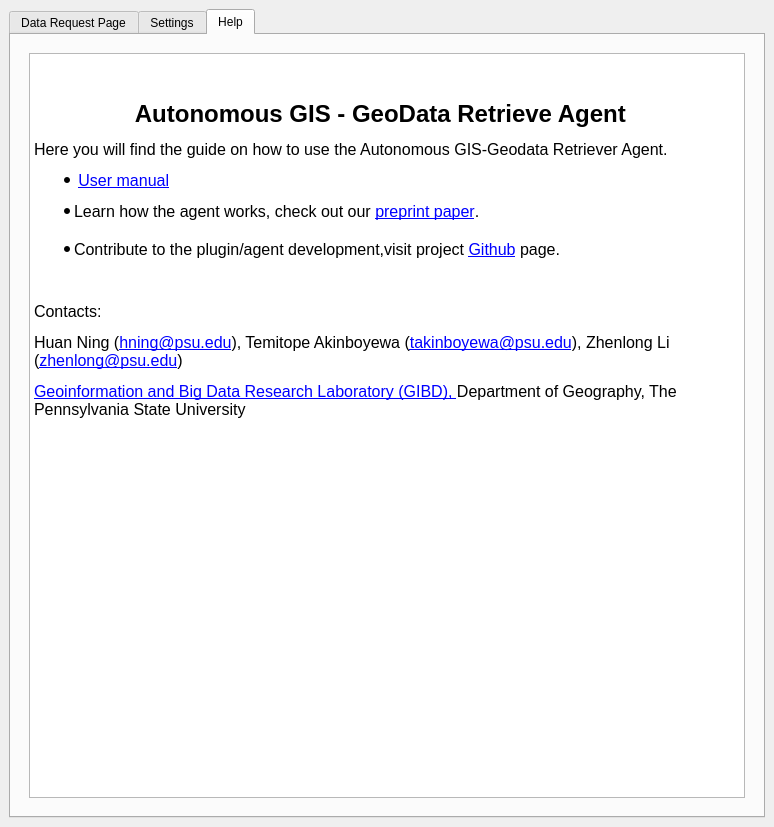
Above: AGGRA_dockwidget_base.ui from Teakinboyewa/AutonomousGIS_GeodataRetrieverAgent before the change. Below: the same form after it.
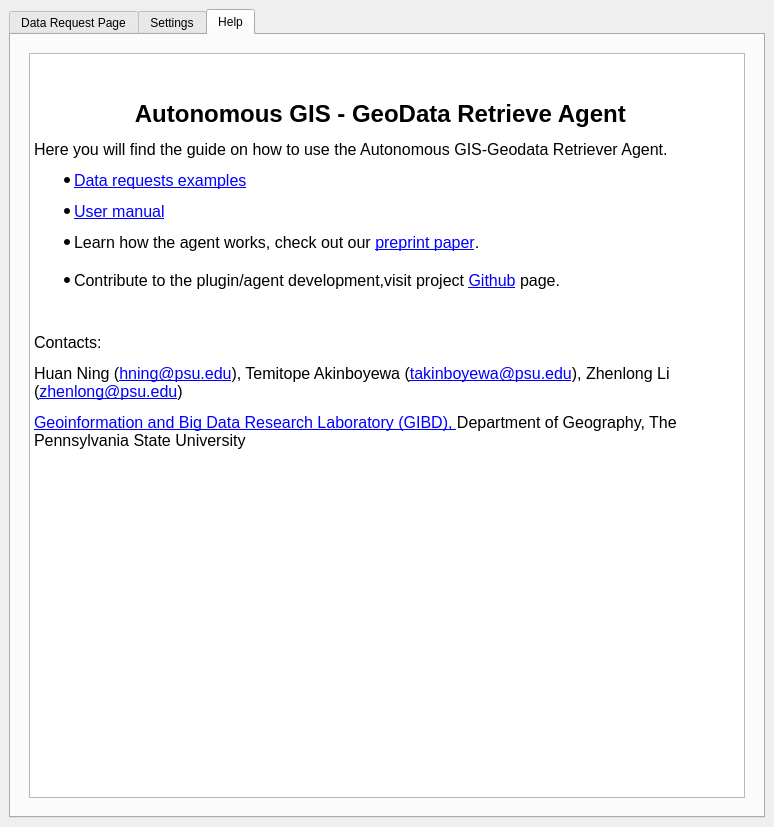
That is the form after the change. The open tabs and pages were chosen to show the change.

Commit message: Help page updated

Diff of the .ui file:
```diff
--- a/AGGRA_dockwidget_base.ui
+++ b/AGGRA_dockwidget_base.ui
@@ -460,7 +460,8 @@
 &lt;p style=&quot; margin-top:0px; margin-bottom:0px; margin-left:0px; margin-right:0px; -qt-block-indent:0; text-indent:0px;&quot;&gt;    &lt;/p&gt;
 &lt;p align=&quot;center&quot; style=&quot; margin-top:12px; margin-bottom:12px; margin-left:0px; margin-right:0px; -qt-block-indent:0; text-indent:0px;&quot;&gt;&lt;span style=&quot; font-size:18pt; font-weight:600;&quot;&gt;Autonomous GIS - GeoData Retrieve Agent  &lt;/span&gt;&lt;/p&gt;
 &lt;p style=&quot; margin-top:12px; margin-bottom:12px; margin-left:0px; margin-right:0px; -qt-block-indent:0; text-indent:0px;&quot;&gt;&lt;span style=&quot; font-size:12pt;&quot;&gt;Here you will find the guide on how to use the Autonomous GIS-Geodata Retriever Agent.        &lt;/span&gt;&lt;/p&gt;
-&lt;ul style=&quot;margin-top: 0px; margin-bottom: 0px; margin-left: 0px; margin-right: 0px; -qt-list-indent: 1;&quot;&gt;&lt;li style=&quot; font-size:12pt;&quot; style=&quot; margin-top:0px; margin-bottom:12px; margin-left:0px; margin-right:0px; -qt-block-indent:0; text-indent:0px;&quot;&gt; &lt;a href=&quot;https://github.com/Teakinboyewa/AutonomousGIS_GeodataRetrieverAgent/blob/master/help/User_Manual&quot;&gt;&lt;span style=&quot; text-decoration: underline; color:#0000ff;&quot;&gt;User manual&lt;/span&gt;&lt;/a&gt; &lt;/li&gt;&lt;/ul&gt;
+&lt;ul style=&quot;margin-top: 0px; margin-bottom: 0px; margin-left: 0px; margin-right: 0px; -qt-list-indent: 1;&quot;&gt;&lt;li style=&quot; font-size:12pt;&quot; style=&quot; margin-top:0px; margin-bottom:12px; margin-left:0px; margin-right:0px; -qt-block-indent:0; text-indent:0px;&quot;&gt;&lt;a href=&quot;https://github.com/Teakinboyewa/AutonomousGIS_GeodataRetrieverAgent/blob/master/User_manual.md#data-request-examples&quot;&gt;&lt;span style=&quot; text-decoration: underline; color:#0000ff;&quot;&gt;Data requests examples&lt;/span&gt;&lt;/a&gt; &lt;/li&gt;
+&lt;li style=&quot; font-size:12pt;&quot; style=&quot; margin-top:0px; margin-bottom:12px; margin-left:0px; margin-right:0px; -qt-block-indent:0; text-indent:0px;&quot;&gt;&lt;a href=&quot;https://github.com/Teakinboyewa/AutonomousGIS_GeodataRetrieverAgent/blob/master/User_manual.md&quot;&gt;&lt;span style=&quot; text-decoration: underline; color:#0000ff;&quot;&gt;User manual&lt;/span&gt;&lt;/a&gt; &lt;/li&gt;&lt;/ul&gt;
 &lt;ul style=&quot;margin-top: 0px; margin-bottom: 0px; margin-left: 0px; margin-right: 0px; -qt-list-indent: 1;&quot;&gt;&lt;li style=&quot; font-size:12pt;&quot; style=&quot; margin-top:0px; margin-bottom:0px; margin-left:0px; margin-right:0px; -qt-block-indent:0; text-indent:0px;&quot;&gt;Learn how the agent works, check out our &lt;a href=&quot;https://arxiv.org/abs/2407.21024&quot;&gt;&lt;span style=&quot; text-decoration: underline; color:#0000ff;&quot;&gt;preprint paper&lt;/span&gt;&lt;/a&gt;. &lt;/li&gt;
 &lt;p style=&quot;-qt-paragraph-type:empty; margin-top:0px; margin-bottom:0px; margin-left:0px; margin-right:0px; -qt-block-indent:0; text-indent:0px; font-size:12pt;&quot;&gt;&lt;br /&gt;&lt;/p&gt;
 &lt;li style=&quot; font-size:12pt;&quot; style=&quot; margin-top:0px; margin-bottom:12px; margin-left:0px; margin-right:0px; -qt-block-indent:0; text-indent:0px;&quot;&gt;Contribute to the plugin/agent development,visit project &lt;a href=&quot;https://github.com/Teakinboyewa/AutonomousGIS_GeodataRetrieverAgent.git&quot;&gt;&lt;span style=&quot; text-decoration: underline; color:#0000ff;&quot;&gt;Github&lt;/span&gt;&lt;/a&gt; page. &lt;/li&gt;&lt;/ul&gt;
```
Left out of the diff: 2 changed lines with no effect on the pictures.
